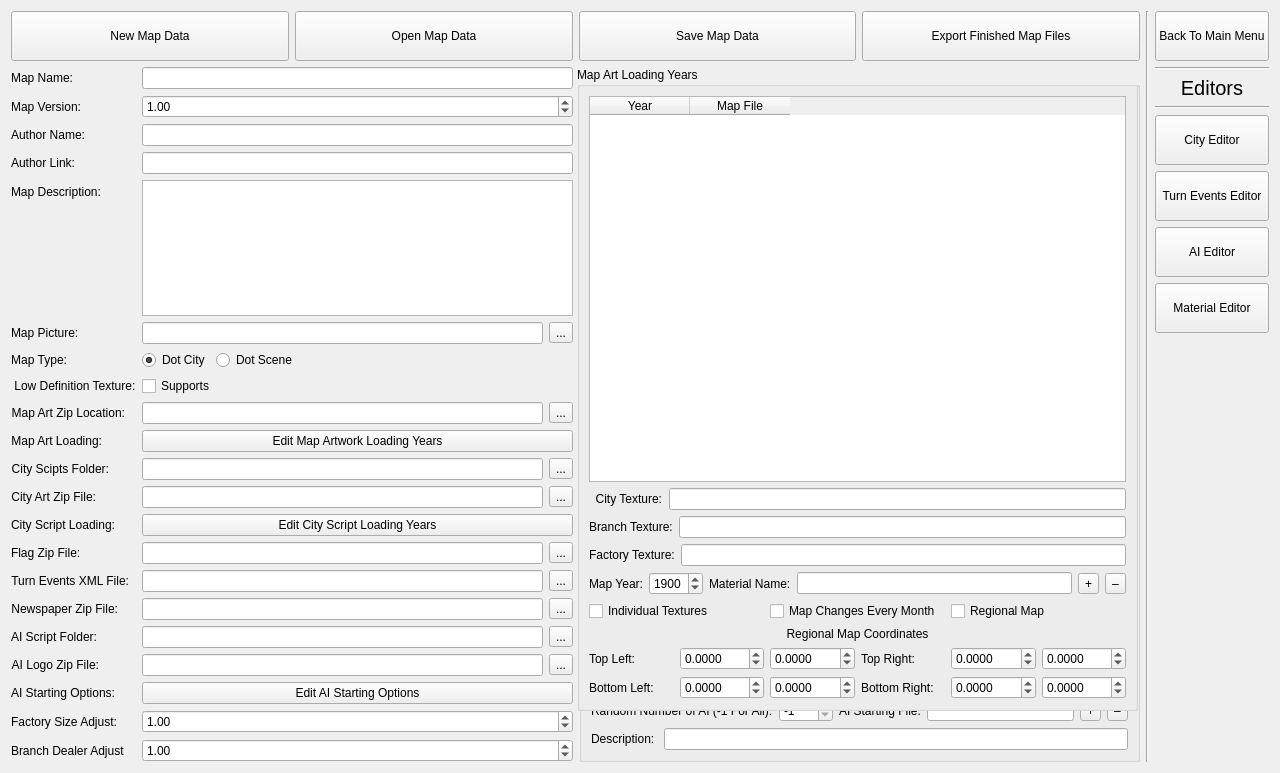
Before: the Qt Designer form MapDataTool.ui in gearcity/GearCity_ModTools, drawn with Qt 5.
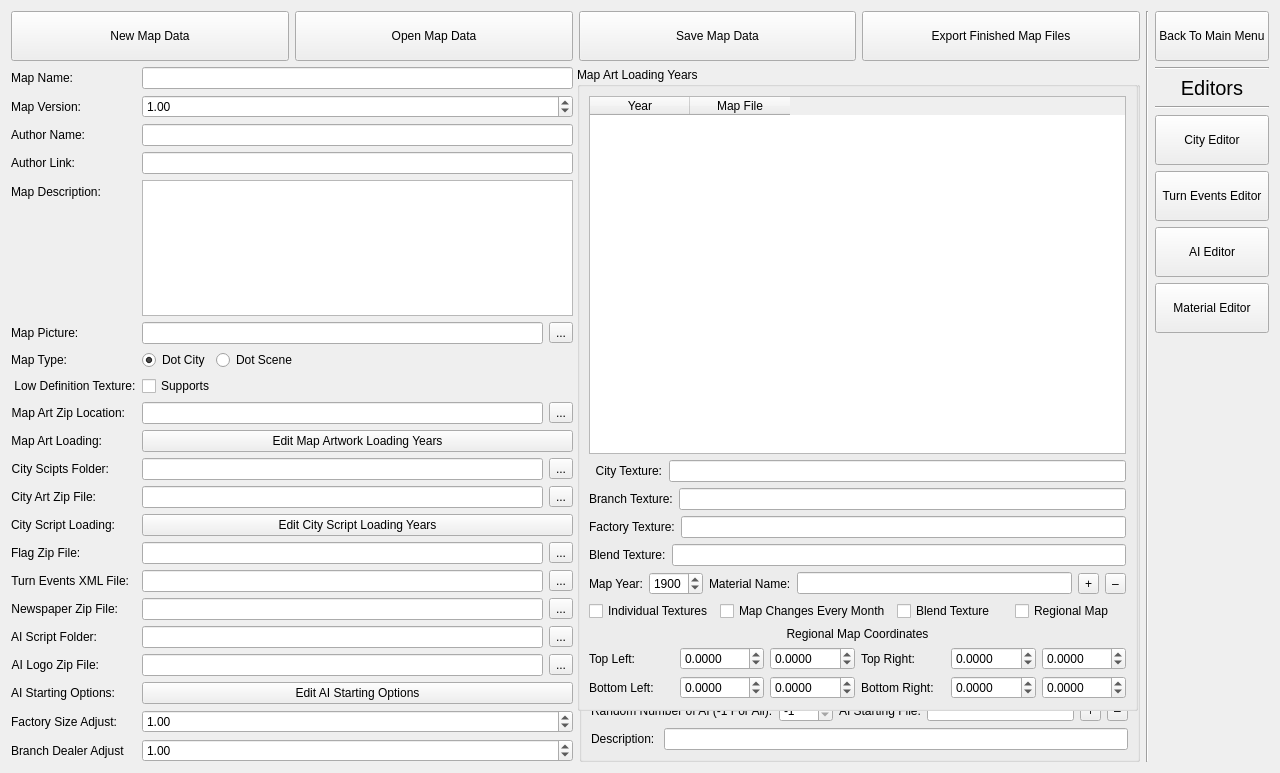
After: the same form once the commit is applied. Icons and pictures are not drawn.

Diff of the .ui file:
```diff
--- a/MapDataTool.ui
+++ b/MapDataTool.ui
@@ -837,6 +837,20 @@
         </item>
        </layout>
       </item>
+      <item>
+       <layout class="QHBoxLayout" name="horizontalLayout_22">
+        <item>
+         <widget class="QLabel" name="label_8">
+          <property name="text">
+           <string>Blend Texture:</string>
+          </property>
+         </widget>
+        </item>
+        <item>
+         <widget class="QLineEdit" name="LineEdit_MapTools_DotCityBlendTexture"/>
+        </item>
+       </layout>
+      </item>
       <item>
        <layout class="QHBoxLayout" name="horizontalLayout_4">
         <item>
@@ -904,6 +918,13 @@
           </property>
          </widget>
         </item>
+        <item>
+         <widget class="QCheckBox" name="CheckBox_MapArtTools_BlendTextures">
+          <property name="text">
+           <string>Blend Texture</string>
+          </property>
+         </widget>
+        </item>
         <item>
          <widget class="QCheckBox" name="CheckBox_Regional_CityMap">
           <property name="text">
```
